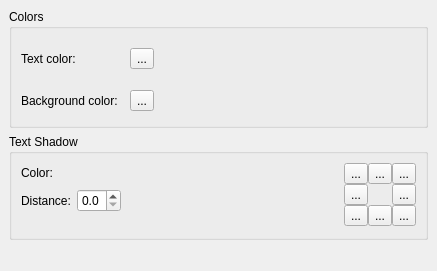
This is plugins/textshape/dialogs/FontDecorations.ui in KDE/krita as Qt 5 draws it before an edit. The edited form follows.
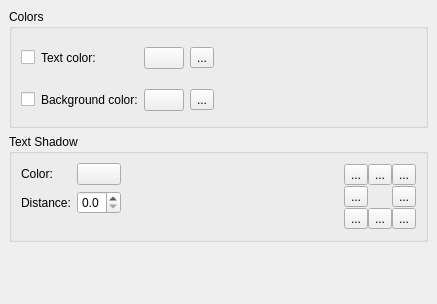
This is the edited form. Custom widgets are drawn as their Qt base class.

Commit message: Clean up in character style dialogs: FontDia now uses CharacterGeneral. FontDia now works when selection contains several charFormat. Font dialog preview.

Diff of the .ui file:
```diff
--- a/plugins/textshape/dialogs/FontDecorations.ui
+++ b/plugins/textshape/dialogs/FontDecorations.ui
@@ -6,7 +6,7 @@
     <x>0</x>
     <y>0</y>
     <width>437</width>
-    <height>271</height>
+    <height>304</height>
    </rect>
   </property>
   <layout class="QVBoxLayout" >
@@ -28,7 +28,7 @@
       <property name="spacing" >
        <number>6</number>
       </property>
-      <item rowspan="2" row="0" column="3" >
+      <item rowspan="2" row="0" column="4" >
        <spacer>
         <property name="orientation" >
          <enum>Qt::Horizontal</enum>
@@ -41,20 +41,20 @@
         </property>
        </spacer>
       </item>
-      <item row="1" column="2" >
+      <item row="1" column="3" >
        <widget class="QToolButton" name="resetBackground" >
         <property name="text" >
          <string>...</string>
         </property>
        </widget>
       </item>
-      <item row="1" column="1" >
-       <widget class="KColorButton" native="1" name="backgroundColor" />
+      <item row="1" column="2" >
+       <widget class="KColorButton" name="backgroundColor" />
+      </item>
+      <item row="0" column="2" >
+       <widget class="KColorButton" name="textColor" />
       </item>
       <item row="0" column="1" >
-       <widget class="KColorButton" native="1" name="textColor" />
-      </item>
-      <item row="0" column="0" >
        <widget class="QLabel" name="textColorLabel" >
         <property name="text" >
          <string>Text color:</string>
@@ -67,14 +67,14 @@
         </property>
        </widget>
       </item>
-      <item row="0" column="2" >
+      <item row="0" column="3" >
        <widget class="QToolButton" name="resetTextColor" >
         <property name="text" >
          <string>...</string>
         </property>
        </widget>
       </item>
-      <item row="1" column="0" >
+      <item row="1" column="1" >
        <widget class="QLabel" name="backgroundColorLabel" >
         <property name="text" >
          <string>Background color:</string>
@@ -87,6 +87,16 @@
         </property>
        </widget>
       </item>
+      <item row="0" column="0" >
+       <widget class="QCheckBox" name="enableText" />
+      </item>
+      <item row="1" column="0" >
+       <widget class="QCheckBox" name="enableBackground" >
+        <property name="text" >
+         <string/>
+        </property>
+       </widget>
+      </item>
      </layout>
     </widget>
    </item>
@@ -285,7 +295,7 @@
        </widget>
       </item>
       <item row="0" column="1" >
-       <widget class="KColorButton" native="1" name="shadow" />
+       <widget class="KColorButton" name="shadow" />
       </item>
      </layout>
     </widget>
@@ -309,7 +319,7 @@
  <customwidgets>
   <customwidget>
    <class>KColorButton</class>
-   <extends>QWidget</extends>
+   <extends>QPushButton</extends>
    <header>kcolorbutton.h</header>
    <container>1</container>
   </customwidget>
```
Left out of the diff: 14 changed lines with no effect on the pictures. The commit also changes 28 other files.
